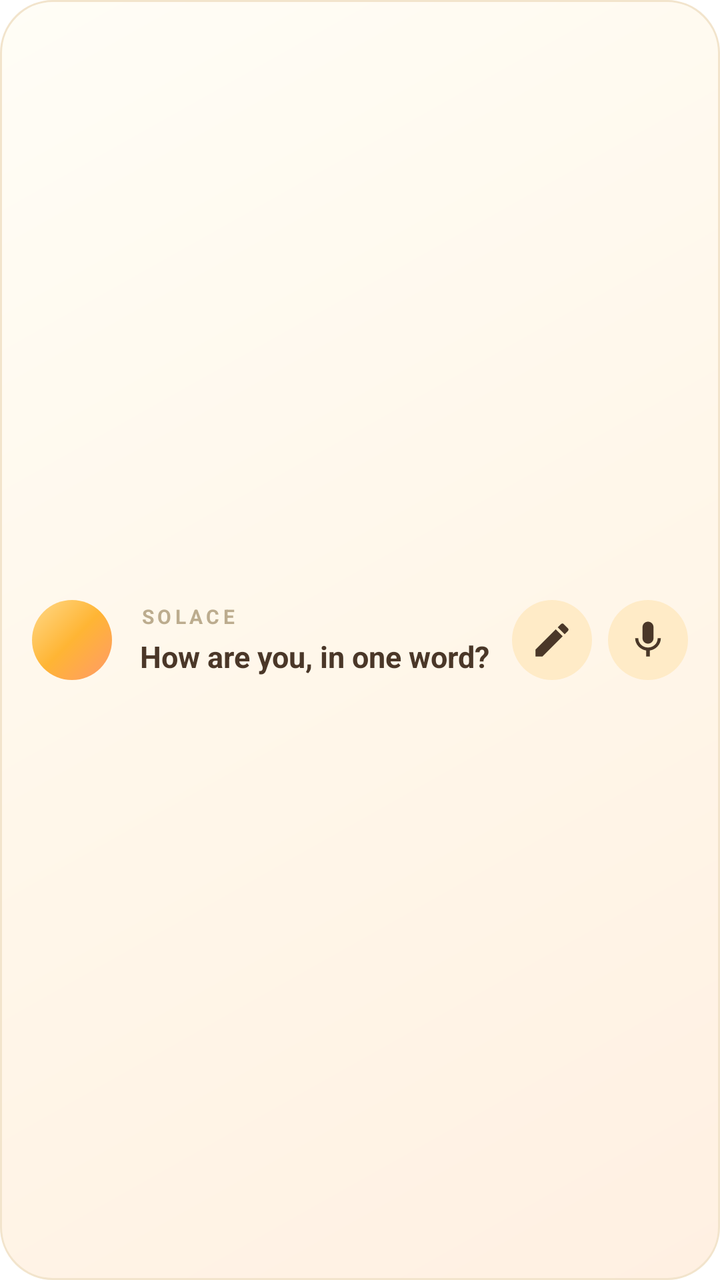
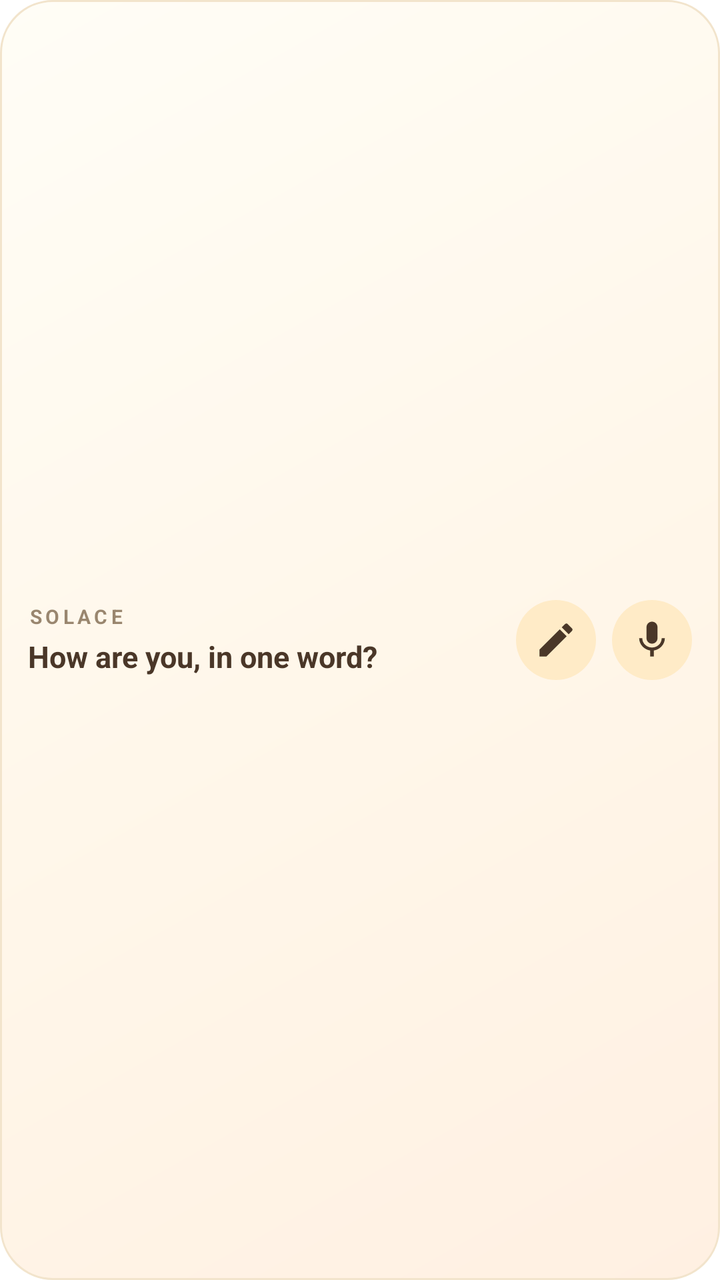

Screens rendered from an Android XML layout before and after an edit, with the pre-edit source and the edit as a unified diff.
<!-- AndroidManifest.xml: fallback theme Theme.MaterialComponents.DayNight.NoActionBar -->
<!-- res/layout/checkin_widget.xml -->
<?xml version="1.0" encoding="utf-8"?>
<LinearLayout xmlns:android="http://schemas.android.com/apk/res/android"
    android:id="@+id/widget_root"
    android:layout_width="match_parent"
    android:layout_height="match_parent"
    android:background="@drawable/widget_background"
    android:gravity="center_vertical"
    android:orientation="horizontal"
    android:padding="16dp">

    <ImageView
        android:id="@+id/widget_orb"
        android:layout_width="40dp"
        android:layout_height="40dp"
        android:background="@drawable/widget_orb"
        android:contentDescription="@string/checkin_widget_description" />

    <LinearLayout
        android:layout_width="0dp"
        android:layout_height="wrap_content"
        android:layout_marginStart="14dp"
        android:layout_weight="1"
        android:orientation="vertical">

        <TextView
            android:id="@+id/widget_eyebrow"
            android:layout_width="wrap_content"
            android:layout_height="wrap_content"
            android:letterSpacing="0.18"
            android:text="@string/checkin_widget_eyebrow"
            android:textColor="@color/widget_eyebrow"
            android:textSize="10sp"
            android:textStyle="bold" />

        <TextView
            android:id="@+id/widget_prompt"
            android:layout_width="match_parent"
            android:layout_height="wrap_content"
            android:layout_marginTop="3dp"
            android:ellipsize="end"
            android:maxLines="2"
            android:text="@string/checkin_widget_prompt"
            android:textColor="@color/widget_ink"
            android:textSize="15sp"
            android:textStyle="bold" />
    </LinearLayout>

    
    <ImageView
        android:id="@+id/widget_write"
        android:layout_width="40dp"
        android:layout_height="40dp"
        android:layout_marginStart="8dp"
        android:background="@drawable/widget_button"
        android:contentDescription="@string/widget_write_description"
        android:padding="9dp"
        android:src="@drawable/ic_widget_write" />

    <ImageView
        android:id="@+id/widget_voice"
        android:layout_width="40dp"
        android:layout_height="40dp"
        android:layout_marginStart="8dp"
        android:background="@drawable/widget_button"
        android:contentDescription="@string/widget_voice_description"
        android:padding="9dp"
        android:src="@drawable/ic_widget_mic" />
</LinearLayout>
<!-- resources referenced by this layout -->
<resources>
  <color name="widget_eyebrow">#BCAC8E</color>
  <color name="widget_ink">#4A3728</color>
  <!-- drawable ic_widget_mic (drawable) -->
  <?xml version="1.0" encoding="utf-8"?>
  <vector xmlns:android="http://schemas.android.com/apk/res/android"
      android:width="24dp"
      android:height="24dp"
      android:viewportWidth="24"
      android:viewportHeight="24">
      <path
          android:fillColor="#4A3728"
          android:pathData="M12,14c1.66,0 3,-1.34 3,-3V5c0,-1.66 -1.34,-3 -3,-3S9,3.34 9,5v6c0,1.66 1.34,3 3,3zM17.3,11c0,3 -2.54,5.1 -5.3,5.1S6.7,14 6.7,11H5c0,3.41 2.72,6.23 6,6.72V21h2v-3.28c3.28,-0.48 6,-3.3 6,-6.72h-1.7z" />
  </vector>
  <!-- drawable ic_widget_write (drawable) -->
  <?xml version="1.0" encoding="utf-8"?>
  <vector xmlns:android="http://schemas.android.com/apk/res/android"
      android:width="24dp"
      android:height="24dp"
      android:viewportWidth="24"
      android:viewportHeight="24">
      <path
          android:fillColor="#4A3728"
          android:pathData="M3,17.25V21h3.75L17.81,9.94l-3.75,-3.75L3,17.25zM20.71,7.04c0.39,-0.39 0.39,-1.02 0,-1.41l-2.34,-2.34c-0.39,-0.39 -1.02,-0.39 -1.41,0l-1.83,1.83 3.75,3.75 1.83,-1.83z" />
  </vector>
  <!-- drawable widget_background (drawable) -->
  <?xml version="1.0" encoding="utf-8"?>
  <shape xmlns:android="http://schemas.android.com/apk/res/android"
      android:shape="rectangle">
      <corners android:radius="26dp" />
      <gradient
          android:angle="315"
          android:startColor="#FFFDF6"
          android:centerColor="#FFF7EA"
          android:endColor="#FFF0E2" />
      <stroke
          android:width="1dp"
          android:color="#F2E4CC" />
  </shape>
  <!-- drawable widget_button (drawable) -->
  <?xml version="1.0" encoding="utf-8"?>
  <shape xmlns:android="http://schemas.android.com/apk/res/android"
      android:shape="oval">
      <solid android:color="#FFEBC7" />
  </shape>
  <!-- drawable widget_orb (drawable) -->
  <?xml version="1.0" encoding="utf-8"?>
  <shape xmlns:android="http://schemas.android.com/apk/res/android"
      android:shape="oval">
      <gradient
          android:angle="315"
          android:startColor="#FFD98A"
          android:centerColor="#FFB534"
          android:endColor="#FF9A6A" />
  </shape>
  <string name="checkin_widget_description">A one-word check-in, one tap away</string>
  <string name="checkin_widget_eyebrow">SOLACE</string>
  <string name="checkin_widget_prompt">How are you, in one word?</string>
  <string name="widget_voice_description">Talk a check-in</string>
  <string name="widget_write_description">Write a check-in</string>
</resources>

<!-- the commit's change to res/layout/checkin_widget.xml (unified diff, before → after) -->
@@ -1,68 +1,72 @@
 <?xml version="1.0" encoding="utf-8"?>
-<LinearLayout xmlns:android="http://schemas.android.com/apk/res/android"
+<FrameLayout xmlns:android="http://schemas.android.com/apk/res/android"
     android:id="@+id/widget_root"
     android:layout_width="match_parent"
     android:layout_height="match_parent"
-    android:background="@drawable/widget_background"
-    android:gravity="center_vertical"
-    android:orientation="horizontal"
-    android:padding="16dp">
+    android:background="@drawable/widget_background">
 
     <ImageView
-        android:id="@+id/widget_orb"
-        android:layout_width="40dp"
-        android:layout_height="40dp"
-        android:background="@drawable/widget_orb"
-        android:contentDescription="@string/checkin_widget_description" />
+        android:id="@+id/widget_scene"
+        android:layout_width="match_parent"
+        android:layout_height="match_parent"
+        android:contentDescription="@string/checkin_widget_description"
+        android:scaleType="centerCrop" />
 
     <LinearLayout
-        android:layout_width="0dp"
-        android:layout_height="wrap_content"
-        android:layout_marginStart="14dp"
-        android:layout_weight="1"
-        android:orientation="vertical">
+        android:layout_width="match_parent"
+        android:layout_height="match_parent"
+        android:gravity="center_vertical|end"
+        android:orientation="horizontal"
+        android:padding="14dp">
 
-        <TextView
-            android:id="@+id/widget_eyebrow"
-            android:layout_width="wrap_content"
+        <LinearLayout
+            android:id="@+id/widget_words"
+            android:layout_width="0dp"
             android:layout_height="wrap_content"
-            android:letterSpacing="0.18"
-            android:text="@string/checkin_widget_eyebrow"
-            android:textColor="@color/widget_eyebrow"
-            android:textSize="10sp"
-            android:textStyle="bold" />
+            android:layout_weight="1"
+            android:orientation="vertical">
 
-        <TextView
-            android:id="@+id/widget_prompt"
-            android:layout_width="match_parent"
-            android:layout_height="wrap_content"
-            android:layout_marginTop="3dp"
-            android:ellipsize="end"
-            android:maxLines="2"
-            android:text="@string/checkin_widget_prompt"
-            android:textColor="@color/widget_ink"
-            android:textSize="15sp"
-            android:textStyle="bold" />
+            <TextView
+                android:id="@+id/widget_eyebrow"
+                android:layout_width="wrap_content"
+                android:layout_height="wrap_content"
+                android:letterSpacing="0.18"
+                android:text="@string/checkin_widget_eyebrow"
+                android:textColor="#99553B1B"
+                android:textSize="10sp"
+                android:textStyle="bold" />
+
+            <TextView
+                android:id="@+id/widget_prompt"
+                android:layout_width="match_parent"
+                android:layout_height="wrap_content"
+                android:layout_marginTop="3dp"
+                android:ellipsize="end"
+                android:maxLines="2"
+                android:text="@string/checkin_widget_prompt"
+                android:textColor="@color/widget_ink"
+                android:textSize="15sp"
+                android:textStyle="bold" />
+        </LinearLayout>
+
+        <ImageView
+            android:id="@+id/widget_write"
+            android:layout_width="40dp"
+            android:layout_height="40dp"
+            android:layout_marginStart="8dp"
+            android:background="@drawable/widget_button"
+            android:contentDescription="@string/widget_write_description"
+            android:padding="9dp"
+            android:src="@drawable/ic_widget_write" />
+
+        <ImageView
+            android:id="@+id/widget_voice"
+            android:layout_width="40dp"
+            android:layout_height="40dp"
+            android:layout_marginStart="8dp"
+            android:background="@drawable/widget_button"
+            android:contentDescription="@string/widget_voice_description"
+            android:padding="9dp"
+            android:src="@drawable/ic_widget_mic" />
     </LinearLayout>
-
-    
-    <ImageView
-        android:id="@+id/widget_write"
-        android:layout_width="40dp"
-        android:layout_height="40dp"
-        android:layout_marginStart="8dp"
-        android:background="@drawable/widget_button"
-        android:contentDescription="@string/widget_write_description"
-        android:padding="9dp"
-        android:src="@drawable/ic_widget_write" />
-
-    <ImageView
-        android:id="@+id/widget_voice"
-        android:layout_width="40dp"
-        android:layout_height="40dp"
-        android:layout_marginStart="8dp"
-        android:background="@drawable/widget_button"
-        android:contentDescription="@string/widget_voice_description"
-        android:padding="9dp"
-        android:src="@drawable/ic_widget_mic" />
-</LinearLayout>
+</FrameLayout>
<!-- resource entries referenced after the edit -->
@@ -1,6 +1,5 @@
 <!-- resources referenced by this layout -->
 <resources>
-  <color name="widget_eyebrow">#BCAC8E</color>
   <color name="widget_ink">#4A3728</color>
   <!-- drawable ic_widget_mic (drawable) -->
   <?xml version="1.0" encoding="utf-8"?>
@@ -44,16 +43,6 @@
       android:shape="oval">
       <solid android:color="#FFEBC7" />
   </shape>
-  <!-- drawable widget_orb (drawable) -->
-  <?xml version="1.0" encoding="utf-8"?>
-  <shape xmlns:android="http://schemas.android.com/apk/res/android"
-      android:shape="oval">
-      <gradient
-          android:angle="315"
-          android:startColor="#FFD98A"
-          android:centerColor="#FFB534"
-          android:endColor="#FF9A6A" />
-  </shape>
   <string name="checkin_widget_description">A one-word check-in, one tap away</string>
   <string name="checkin_widget_eyebrow">SOLACE</string>
   <string name="checkin_widget_prompt">How are you, in one word?</string>
